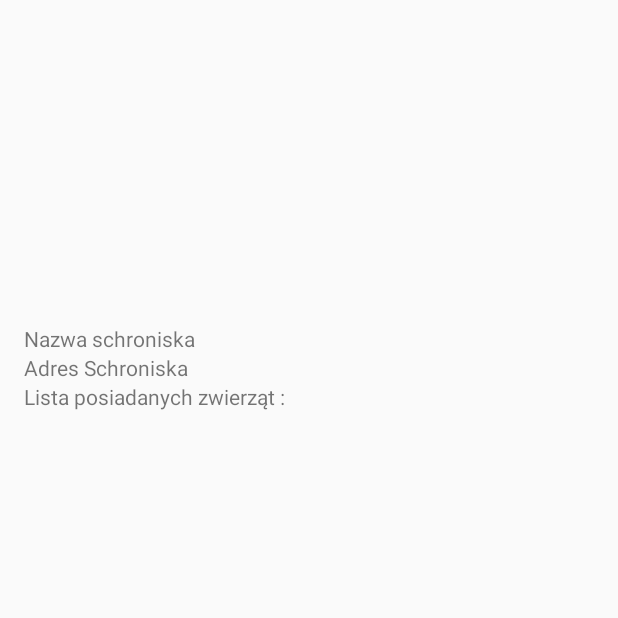
After one commit to BigKamil5/FriendFinder, an Android app: the ShelterDetails screen opened directly, with no data from a screen before it, on a phone screen of 412 x 824 dp, the top half of it. The commit adds this screen. Run offline under Robolectric (Android 15) with nearby library versions, the phone set to English and light mode, and no system bars; 1 statement that could not run was skipped.

Commit message:
Shelter details

```diff
--- a/app/build.gradle
+++ b/app/build.gradle
@@ -41,7 +41,7 @@ dependencies {
     implementation 'com.android.support.constraint:constraint-layout:1.1.0'
     implementation 'com.android.support:design:27.1.1'
     implementation group: 'com.squareup.picasso', name: 'picasso', version: '2.5.0'
-
+    implementation 'io.reactivex.rxjava2:rxjava:2.0.2'
     implementation 'de.hdodenhof:circleimageview:2.2.0'
 
     implementation 'com.daimajia.easing:library:2.0@aar'
--- a/app/src/main/AndroidManifest.xml
+++ b/app/src/main/AndroidManifest.xml
@@ -56,7 +56,10 @@
         <activity
             android:name=".Activity.LoginAndRegister.HomeActivity"
             android:theme="@style/AppTheme.NoActionBar" />
-
+        <activity android:name=".Activity.ShelterListActivity"
+                    android:theme="@style/AppTheme.NoActionBar" />
+        <activity android:name=".Activity.ShelterDetails"
+                    android:theme="@style/AppTheme.NoActionBar" />
     </application>
 
 </manifest>
--- /dev/null
+++ b/app/src/main/java/com/mrangle/hogomogo/Activity/ShelterDetails.java
@@ -0,0 +1,45 @@
+package com.mrangle.hogomogo.Activity;
+
+import android.os.Bundle;
+import android.support.v7.app.AppCompatActivity;
+import android.support.v7.widget.LinearLayoutManager;
+import android.support.v7.widget.RecyclerView;
+import android.support.v7.widget.StaggeredGridLayoutManager;
+
+import com.mrangle.hogomogo.Adapter.ShelterListAdapter;
+import com.mrangle.hogomogo.Functionalities.ShelterListData;
+import com.mrangle.hogomogo.R;
+
+import java.util.ArrayList;
+import java.util.List;
+
+public class ShelterDetails extends AppCompatActivity {
+    ArrayList<ShelterListData> shelterListData;
+    private RecyclerView mRecyclerView;
+    private RecyclerView.Adapter mAdapter;
+    private RecyclerView.LayoutManager mLayoutManager;
+    @Override
+    protected void onCreate(Bundle savedInstanceState) {
+        // ...
+        // Lookup the recyclerview in activity layout
+        super.onCreate(savedInstanceState);
+        setContentView(R.layout.shelter_details);
+
+        ShelterListData data =  (ShelterListData) getIntent().getSerializableExtra("Object");
+
+        System.out.println(data.getName());
+//        mRecyclerView = (findViewById(R.id.shelterDetails);
+
+        // use this setting to improve performance if you know that changes
+        // in content do not change the layout size of the RecyclerView
+//        mRecyclerView.setHasFixedSize(true);
+//
+//        // use a linear layout manager
+//        mLayoutManager = new LinearLayoutManager(this);
+//        mRecyclerView.setLayoutManager(mLayoutManager);
+//        shelterListData = ShelterListData.createContactsList(20);
+//        // specify an adapter (see also next example)
+//        mAdapter = new ShelterListAdapter(shelterListData);
+//        mRecyclerView.setAdapter(mAdapter);
+    }
+}
--- a/app/src/main/java/com/mrangle/hogomogo/Functionalities/ShelterListData.java
+++ b/app/src/main/java/com/mrangle/hogomogo/Functionalities/ShelterListData.java
@@ -1,8 +1,9 @@
 package com.mrangle.hogomogo.Functionalities;
 
+import java.io.Serializable;
 import java.util.ArrayList;
 
-public class ShelterListData {
+public class ShelterListData implements Serializable {
     private String mName;
 
     public ShelterListData(String name) {
--- /dev/null
+++ b/app/src/main/res/layout/shelter_details.xml
@@ -0,0 +1,64 @@
+<?xml version="1.0" encoding="utf-8"?>
+<RelativeLayout xmlns:android="http://schemas.android.com/apk/res/android"
+    xmlns:tools="http://schemas.android.com/tools"
+    xmlns:ads="http://schemas.android.com/apk/res-auto"
+    android:layout_width="match_parent"
+    android:layout_height="match_parent">
+
+    <RelativeLayout
+        android:id="@+id/shelterDetails"
+        android:layout_width="wrap_content"
+        android:layout_height="wrap_content"
+        android:layout_alignParentTop="true"
+        android:layout_centerHorizontal="true"
+        android:paddingLeft="@dimen/activity_horizontal_margin"
+        android:paddingRight="@dimen/activity_horizontal_margin"
+        android:paddingTop="@dimen/activity_vertical_margin">
+
+        <ImageView
+            android:id="@+id/shelterImageView"
+            android:layout_width="400dp"
+            android:layout_height="200dp"
+            android:layout_alignParentTop="true"
+            android:layout_centerHorizontal="true"
+            android:paddingLeft="10dp"
+            android:paddingRight="10dp"
+            android:paddingTop="@dimen/activity_vertical_margin"/>
+
+        <TextView
+            android:id="@+id/shelterNameLabel"
+            android:layout_width="match_parent"
+            android:layout_height="wrap_content"
+            android:layout_below="@id/shelterImageView"
+            android:text="Nazwa schroniska" />
+
+        <TextView
+            android:id="@+id/shelterAdressTextView"
+            android:layout_width="match_parent"
+            android:layout_height="wrap_content"
+            android:layout_below="@id/shelterNameLabel"
+            android:text="Adres Schroniska" />
+
+        <TextView
+            android:id="@+id/ownedAnimalsLabel"
+            android:layout_width="match_parent"
+            android:layout_height="wrap_content"
+            android:layout_below="@id/shelterAdressTextView"
+            android:text="Lista posiadanych zwierząt : " />
+    </RelativeLayout>
+
+    <LinearLayout
+        android:id="@+id/wrapper"
+        android:layout_width="match_parent"
+        android:layout_height="wrap_content"
+        android:layout_below="@+id/shelterDetails"
+        android:background="@color/colorPrimary"
+        android:orientation="vertical">
+
+        <android.support.v7.widget.RecyclerView
+            android:id="@+id/recycler_view"
+            android:layout_width="match_parent"
+            android:layout_height="wrap_content" />
+
+    </LinearLayout>
+</RelativeLayout>
```
Also changed, not shown: app/src/main/java/com/mrangle/hogomogo/Activity/ShelterListActivity.java (+11 -11 lines), app/src/main/java/com/mrangle/hogomogo/Adapter/ShelterListAdapter.java (+39 -7 lines).
